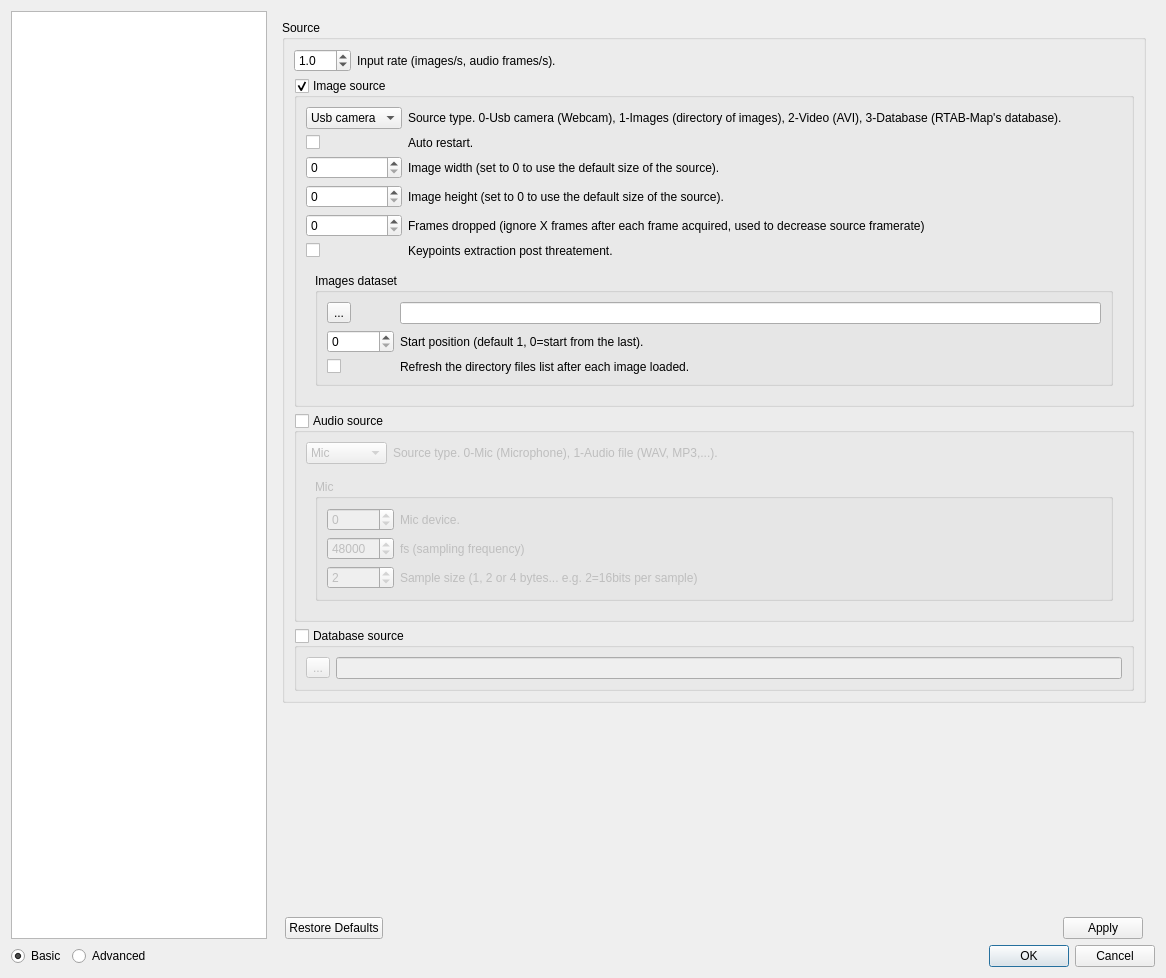
The window that guilib/src/ui/preferencesDialog.ui (introlab/rtabmap) describes before a commit, drawn with Qt 5.
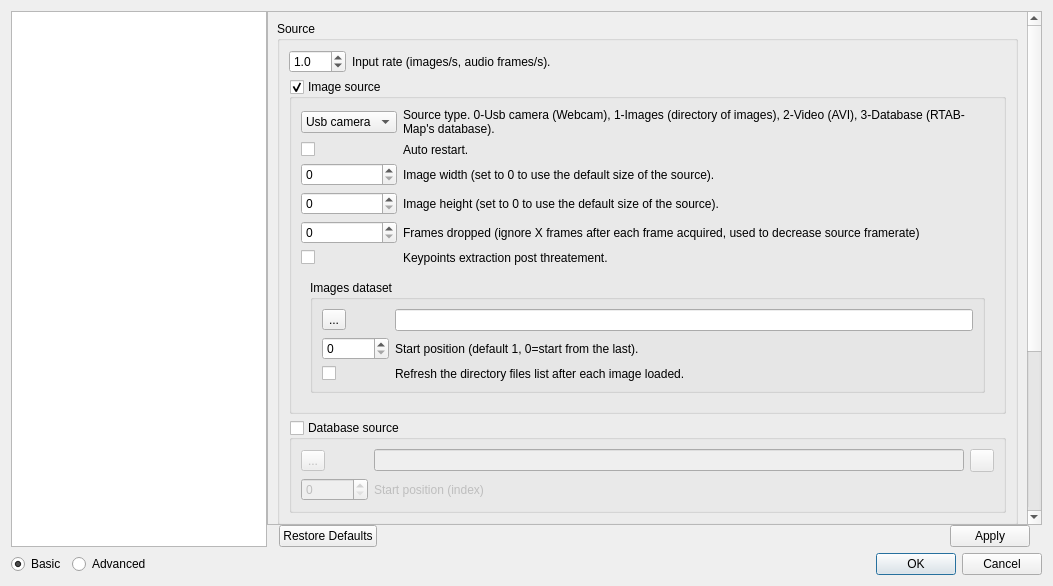
The same window after the commit. The open tabs and pages were chosen to show the change. Icons and pictures are not drawn. Custom widgets are drawn as their Qt base class.

What changed in the file:
```diff
--- a/guilib/src/ui/preferencesDialog.ui
+++ b/guilib/src/ui/preferencesDialog.ui
@@ -6,8 +6,8 @@
    <rect>
     <x>0</x>
     <y>0</y>
-    <width>1166</width>
-    <height>978</height>
+    <width>1053</width>
+    <height>586</height>
    </rect>
   </property>
   <property name="sizePolicy">
@@ -26,6 +26,9 @@
   <layout class="QVBoxLayout" name="verticalLayout_26">
    <item>
     <layout class="QHBoxLayout" name="horizontalLayout_2" stretch="0,1">
+     <property name="spacing">
+      <number>0</number>
+     </property>
      <item>
       <layout class="QVBoxLayout" name="verticalLayout_18">
        <item>
@@ -47,6 +50,32 @@
       </layout>
      </item>
      <item>
+      <layout class="QVBoxLayout" name="verticalLayout_17">
+       <property name="spacing">
+        <number>0</number>
+       </property>
+       <item>
+        <widget class="QScrollArea" name="scrollArea">
+         <property name="widgetResizable">
+          <bool>true</bool>
+         </property>
+         <widget class="QWidget" name="scrollAreaWidgetContents">
+          <property name="geometry">
+           <rect>
+            <x>0</x>
+            <y>0</y>
+            <width>755</width>
+            <height>570</height>
+           </rect>
+          </property>
+          <layout class="QVBoxLayout" name="verticalLayout_16">
+           <property name="spacing">
+            <number>0</number>
+           </property>
+           <property name="margin">
+            <number>0</number>
+           </property>
+           <item>
       <layout class="QVBoxLayout" name="verticalLayout_24">
        <property name="spacing">
         <number>0</number>
@@ -773,199 +802,6 @@
                 </layout>
                </widget>
               </item>
-              <item>
-               <widget class="QGroupBox" name="groupBox_sourceAudio">
-                <property name="title">
-                 <string>Audio source</string>
-                </property>
-                <property name="checkable">
-                 <bool>true</bool>
-                </property>
-                <property name="checked">
-                 <bool>false</bool>
-                </property>
-                <layout class="QVBoxLayout" name="verticalLayout_28">
-                 <item>
-                  <layout class="QGridLayout" name="gridLayout_26" columnstretch="0,1">
-                   <item row="0" column="0">
-                    <widget class="QComboBox" name="source_comboBox_audio_type">
-                     <property name="currentIndex">
-                      <number>0</number>
-                     </property>
-                     <item>
-                      <property name="text">
-                       <string>Mic</string>
-                      </property>
-                     </item>
-                     <item>
-                      <property name="text">
-                       <string>Audio file</string>
-                      </property>
-                     </item>
-                    </widget>
-                   </item>
-                   <item row="0" column="1">
-                    <widget class="QLabel" name="label_122">
-                     <property name="text">
-                      <string>Source type. 0-Mic (Microphone), 1-Audio file (WAV, MP3,...).</string>
-                     </property>
-                     <property name="wordWrap">
-                      <bool>true</bool>
-                     </property>
-                    </widget>
-                   </item>
-                  </layout>
-                 </item>
-                 <item>
-                  <widget class="QStackedWidget" name="stackedWidget_audio">
-                   <property name="currentIndex">
-                    <number>1</number>
-                   </property>
-                   <widget class="QWidget" name="page_25">
-                    <layout class="QVBoxLayout" name="verticalLayout_31">
-                     <item>
-                      <widget class="QGroupBox" name="source_groupBox_micDevice">
-                       <property name="title">
-                        <string>Mic</string>
-                       </property>
-                       <layout class="QGridLayout" name="gridLayout_27" columnstretch="0,1">
-                        <item row="0" column="0">
-                         <widget class="QSpinBox" name="source_micDevice">
-                          <property name="minimum">
-                           <number>-1</number>
-                          </property>
-                          <property name="maximum">
-                           <number>999999999</number>
-                          </property>
-                          <property name="value">
-                           <number>0</number>
-                          </property>
-                         </widget>
-                        </item>
-                        <item row="0" column="1">
-                         <widget class="QLabel" name="label_124">
-                          <property name="text">
-                           <string>Mic device.</string>
-                          </property>
-                         </widget>
-                        </item>
-                        <item row="1" column="0">
-                         <widget class="QSpinBox" name="source_micFs">
-                          <property name="minimum">
-                           <number>4800</number>
-                          </property>
-                          <property name="maximum">
-                           <number>999999999</number>
-                          </property>
-                          <property name="value">
-                           <number>48000</number>
-                          </property>
-                         </widget>
-                        </item>
-                        <item row="1" column="1">
-                         <widget class="QLabel" name="label_133">
-                          <property name="text">
-                           <string>fs (sampling frequency)</string>
-                          </property>
-                         </widget>
-                        </item>
-                        <item row="2" column="1">
-                         <widget class="QLabel" name="label_135">
-                          <property name="text">
-                           <string>Sample size (1, 2 or 4 bytes... e.g. 2=16bits per sample)</string>
-                          </property>
-                         </widget>
-                        </item>
-                        <item row="2" column="0">
-                         <widget class="QSpinBox" name="source_micSampleSize">
-                          <property name="minimum">
-                           <number>1</number>
-                          </property>
-                          <property name="maximum">
-                           <number>4</number>
-                          </property>
-                          <property name="value">
-                           <number>2</number>
-                          </property>
-                         </widget>
-                        </item>
-                       </layout>
-                      </widget>
-                     </item>
-                     <item>
-                      <spacer name="verticalSpacer_25">
-                       <property name="orientation">
-                        <enum>Qt::Vertical</enum>
-                       </property>
-                       <property name="sizeHint" stdset="0">
-                        <size>
-                         <width>0</width>
-                         <height>0</height>
-                        </size>
-                       </property>
-                      </spacer>
-                     </item>
-                    </layout>
-                   </widget>
-                   <widget class="QWidget" name="page_27">
-                    <layout class="QVBoxLayout" name="verticalLayout_32">
-                     <item>
-                      <widget class="QGroupBox" name="source_groupBox_audioFile">
-                       <property name="title">
-                        <string>Audio file (WAV, MP3, ...)</string>
-                       </property>
-                       <layout class="QGridLayout" name="gridLayout_29" columnstretch="0,10">
-                        <item row="0" column="0">
-                         <widget class="QToolButton" name="source_audio_toolButton_selectSource">
-                          <property name="text">
-                           <string>...</string>
-                          </property>
-                         </widget>
-                        </item>
-                        <item row="0" column="1">
-                         <widget class="QLineEdit" name="source_audio_lineEdit_path">
-                          <property name="readOnly">
-                           <bool>false</bool>
-                          </property>
-                         </widget>
-                        </item>
-                        <item row="1" column="0">
-                         <widget class="QCheckBox" name="source_checkBox_playWhileRecording">
-                          <property name="text">
-                           <string/>
-                          </property>
-                         </widget>
-                        </item>
-                        <item row="1" column="1">
-                         <widget class="QLabel" name="label_14">
-                          <property name="text">
-                           <string>Play sound while recording from the file.</string>
-                          </property>
-                         </widget>
-                        </item>
-                       </layout>
-                      </widget>
-                     </item>
-                     <item>
-                      <spacer name="verticalSpacer_27">
-                       <property name="orientation">
-                        <enum>Qt::Vertical</enum>
-                       </property>
-                       <property name="sizeHint" stdset="0">
-                        <size>
-                         <width>0</width>
-                         <height>0</height>
-                        </size>
-                       </property>
-                      </spacer>
-                     </item>
-                    </layout>
-                   </widget>
-                  </widget>
-                 </item>
-                </layout>
-               </widget>
-              </item>
               <item>
                <widget class="QGroupBox" name="groupBox_sourceDatabase">
                 <property name="title">
@@ -988,6 +824,37 @@
                  <item row="0" column="1">
                   <widget class="QLineEdit" name="source_database_lineEdit_path"/>
                  </item>
+                       <item row="1" column="1">
+                        <widget class="QLabel" name="label_58">
+                         <property name="text">
+                          <string>Start position (index)</string>
+                         </property>
+                        </widget>
+                       </item>
+                       <item row="1" column="0">
+                        <widget class="QSpinBox" name="source_spinBox_databaseStartPos">
+                         <property name="minimum">
+                          <number>0</number>
+                         </property>
+                         <property name="maximum">
+                          <number>999999999</number>
+                         </property>
+                        </widget>
+                       </item>
+                       <item row="0" column="2">
+                        <widget class="QToolButton" name="toolButton_dbViewer">
+                         <property name="toolTip">
+                          <string>Open database viewer</string>
+                         </property>
+                         <property name="text">
+                          <string/>
+                         </property>
+                         <property name="icon">
+                          <iconset resource="../GuiLib.qrc">
+                           <normaloff>:/images/mag_glass.png</normaloff>:/images/mag_glass.png</iconset>
+                         </property>
+                        </widget>
+                       </item>
                 </layout>
                </widget>
               </item>
@@ -3719,6 +3586,12 @@
               </size>
              </property>
             </spacer>
+                 </item>
+                </layout>
+               </widget>
+              </widget>
+             </item>
+            </layout>
            </item>
           </layout>
          </widget>
```
Left out of the diff: 1112 changed lines with no effect on the pictures. Lines whose indentation alone changed are shown as unchanged.
